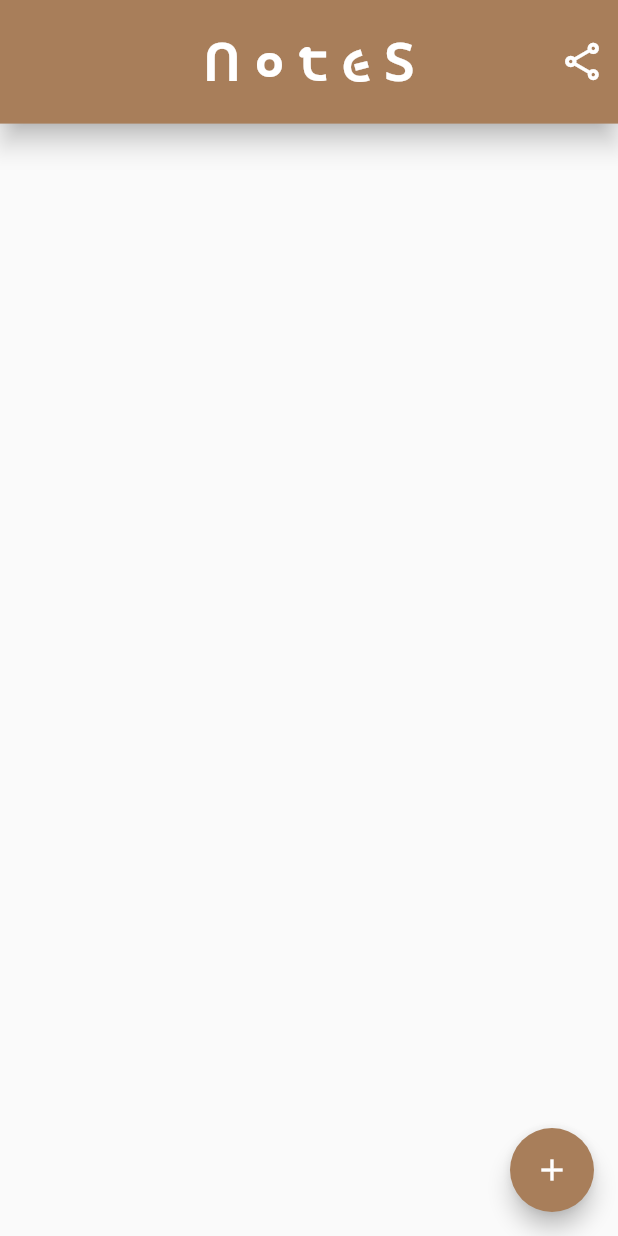
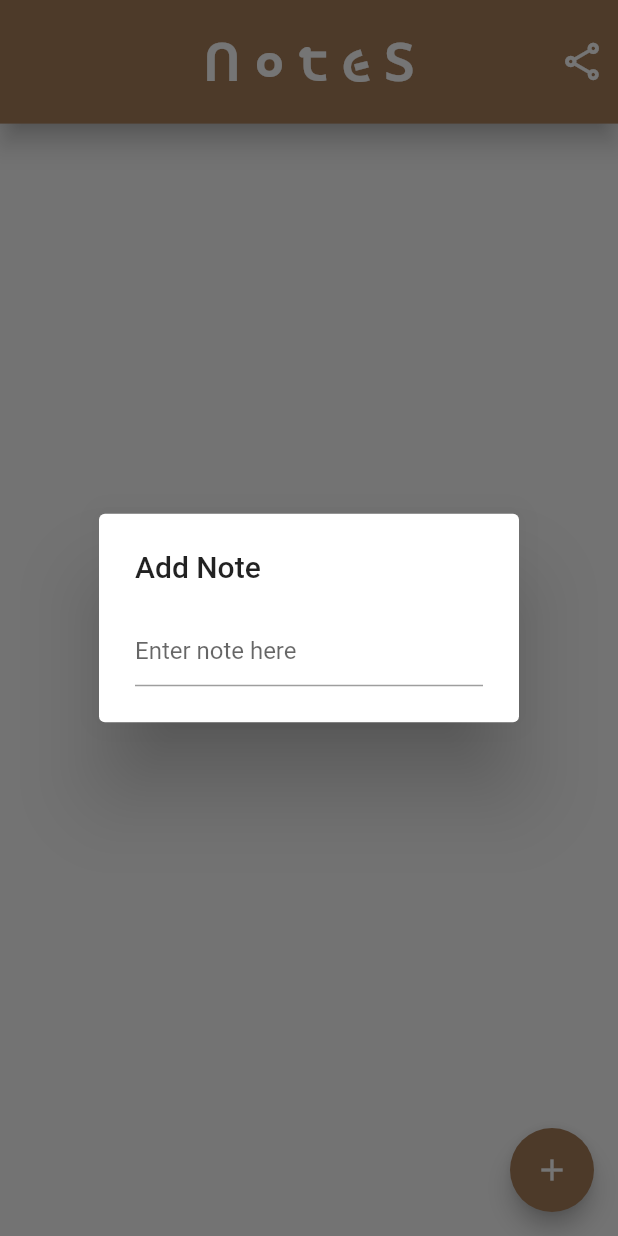
Before and after one commit to Pasan-Pahasara/Flutter-Firebase-CRUD, a Flutter app: the screen it shows after launch, after a tap on the "add" icon, on a phone screen of 412 x 824 dp. Run offline on Flutter 3.47's test engine with Material 2 defaults, Android fonts, the phone set to English and light mode, and no system bars; our stand-ins replace cloud_firestore, firebase_core; accounts and stored records are empty.

Commit message:
implement pop up and added text field

```diff
--- a/lib/ui/home_page/home_page.dart
+++ b/lib/ui/home_page/home_page.dart
@@ -1,7 +1,27 @@
 import 'package:flutter/material.dart';
 
-class HomePage extends StatelessWidget {
+class HomePage extends StatefulWidget {
   const HomePage({super.key});
+
+  @override
+  State<HomePage> createState() => _HomePageState();
+}
+
+class _HomePageState extends State<HomePage> {
+  final TextEditingController _nameController = TextEditingController();
+
+  void openNotePopUp() {
+    showDialog(
+      context: context,
+      builder: (context) => AlertDialog(
+        title: const Text('Add Note'),
+        content: TextField(
+          controller: _nameController,
+          decoration: const InputDecoration(hintText: "Enter note here"),
+        ),
+      ),
+    );
+  }
 
   @override
   Widget build(BuildContext context) {
@@ -13,9 +33,8 @@ class HomePage extends StatelessWidget {
             style: TextStyle(
                 color: Colors.white,
                 fontSize: 35,
-                fontWeight: FontWeight.bold)
-        ),
-        backgroundColor:const Color(0xFFA87E5A),
+                fontWeight: FontWeight.bold)),
+        backgroundColor: const Color(0xFFA87E5A),
         toolbarHeight: MediaQuery.of(context).size.height * 0.1,
         actions: [
           IconButton(
@@ -26,7 +45,7 @@ class HomePage extends StatelessWidget {
         ],
       ),
       floatingActionButton: FloatingActionButton(
-        onPressed: () {},
+        onPressed: openNotePopUp,
         backgroundColor: const Color(0xFFA87E5A),
         child: const Icon(Icons.add),
       ),
```
